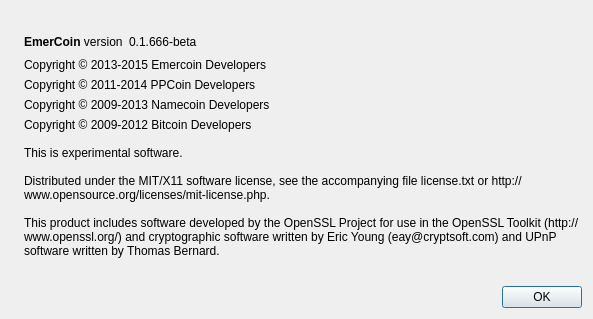
Old version of the form src/qt/forms/aboutdialog.ui in the repository bitcf/bitcf.
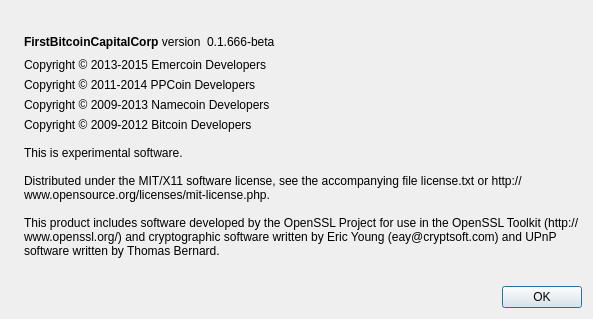
New version of the form. Icons and pictures are not drawn.

Diff of the .ui file:
```diff
--- a/src/qt/forms/aboutdialog.ui
+++ b/src/qt/forms/aboutdialog.ui
@@ -50,7 +50,7 @@
        <item>
         <widget class="QLabel" name="label">
          <property name="text">
-          <string>&lt;b&gt;EmerCoin&lt;/b&gt; version</string>
+          <string>&lt;b&gt;FirstBitcoinCapitalCorp&lt;/b&gt; version</string>
          </property>
          <property name="textInteractionFlags">
           <set>Qt::LinksAccessibleByMouse|Qt::TextSelectableByKeyboard|Qt::TextSelectableByMouse</set>
```
Left out of the diff: 2 changed lines with no effect on the pictures.
